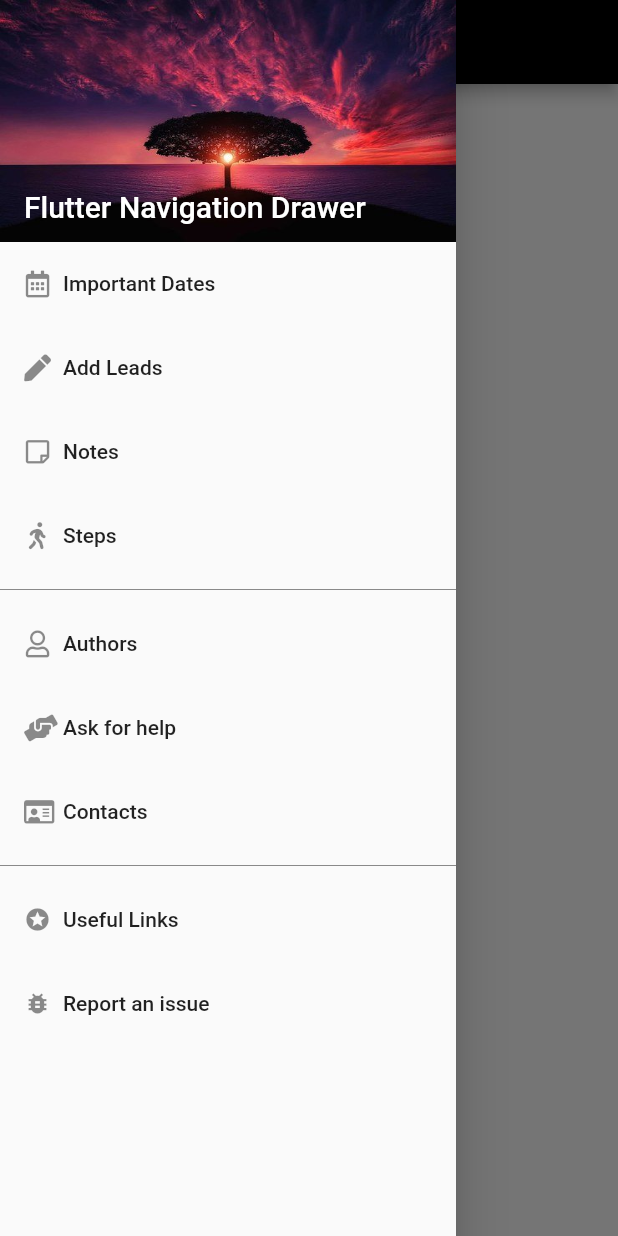
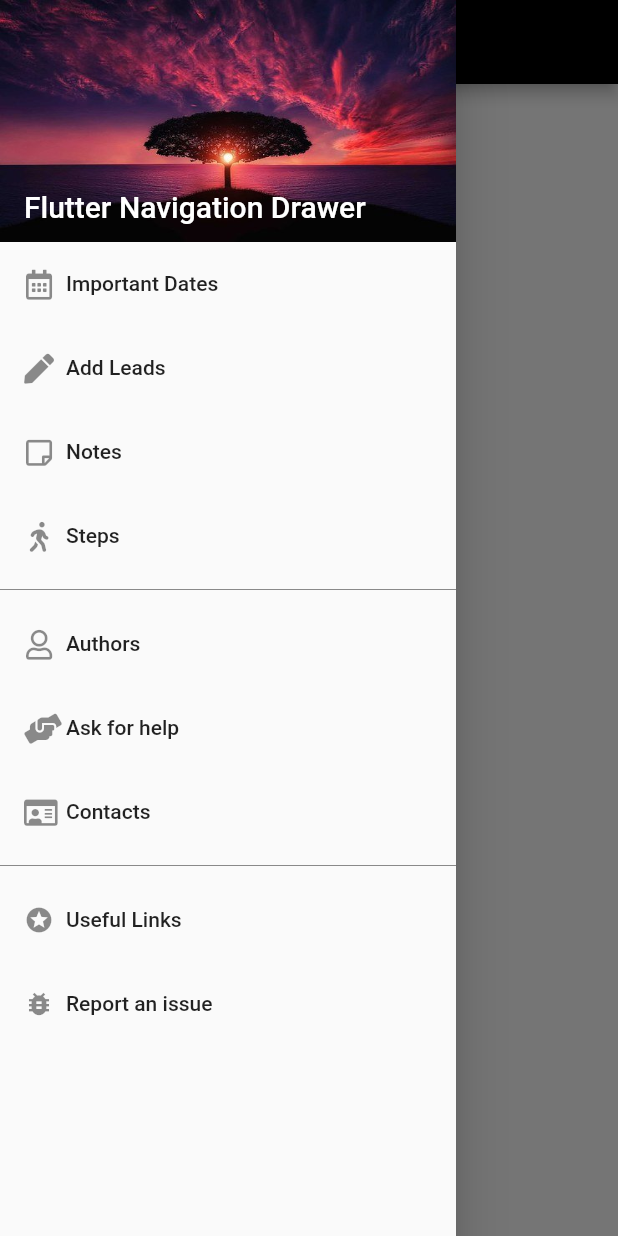
Before and after one commit to kodemakers/flutter-navigation-drawer-demo, a Flutter app: the screen it shows after launch, with the side drawer open, on a phone screen of 412 x 824 dp. Run offline on Flutter 3.47's test engine with Material 2 defaults, Android fonts, the phone set to English and light mode, and no system bars; our stand-ins replace fluttertoast, font_awesome_flutter.

Commit message:
icon size updated

```diff
--- a/lib/widgets/navigation_drawer.dart
+++ b/lib/widgets/navigation_drawer.dart
@@ -65,7 +65,7 @@ class _NavigationDrawerState extends State<NavigationDrawer> {
               children: <Widget>[
                 Icon(
                   list[index].icon,
-                  size: 18,
+                  size: 20,
                 ),
                 Padding(
                   padding: EdgeInsets.only(left: 8.0),
```
